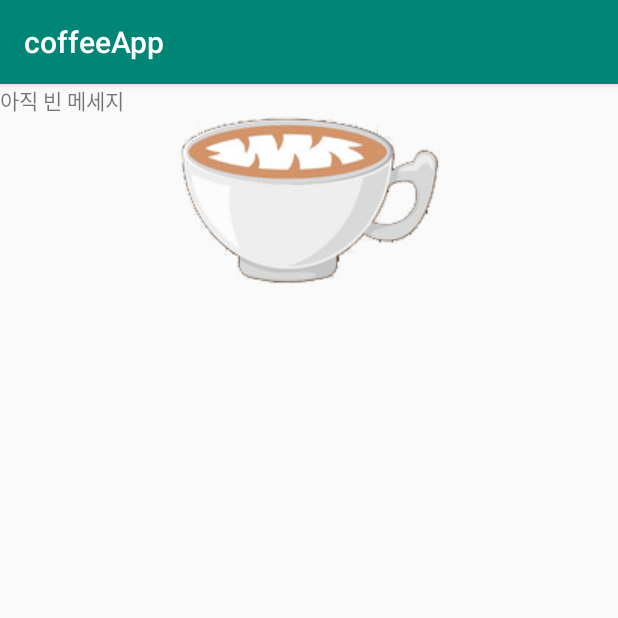
After one commit to yeonyang9421/CoffeeApp, an Android app: the ImageFragment screen opened directly, with no data from a screen before it, on a phone screen of 412 x 824 dp, the top half of it. The commit adds this screen. Run offline under Robolectric (Android 15) with nearby library versions, the phone set to English and light mode, and no system bars.

Commit message:
16일차 ViewPager까지!

```diff
--- a/app/src/main/AndroidManifest.xml
+++ b/app/src/main/AndroidManifest.xml
@@ -44,7 +44,9 @@
         <activity android:name=".activities.LifeCycleActivity" />
         <activity android:name=".activities.ColorFragmentActivity" />
         <activity android:name=".activities.ListViewExamActivity" />
-        <activity android:name=".activities.FragmentExam1Activity"></activity>
+        <activity android:name=".activities.FragmentExam1Activity" />
+        <activity android:name=".activities.ImageFragmentActivity" />
+        <activity android:name=".activities.ViewPagerActivity"></activity>
     </application>
 
 </manifest>
--- a/app/src/main/java/kr/co/woobi/imyeon/coffeeapp/ListViewActivity.java
+++ b/app/src/main/java/kr/co/woobi/imyeon/coffeeapp/ListViewActivity.java
@@ -22,6 +22,7 @@ import kr.co.woobi.imyeon.coffeeapp.activities.BankActivity;
 import kr.co.woobi.imyeon.coffeeapp.activities.CoffeeActivity;
 import kr.co.woobi.imyeon.coffeeapp.activities.ColorFragmentActivity;
 import kr.co.woobi.imyeon.coffeeapp.activities.FragmentExam1Activity;
+import kr.co.woobi.imyeon.coffeeapp.activities.ImageFragmentActivity;
 import kr.co.woobi.imyeon.coffeeapp.activities.ImplicitActivity;
 import kr.co.woobi.imyeon.coffeeapp.activities.IntentExamActivity;
 import kr.co.woobi.imyeon.coffeeapp.activities.LifeCycleActivity;
@@ -29,6 +30,7 @@ import kr.co.woobi.imyeon.coffeeapp.activities.ListViewExamActivity;
 import kr.co.woobi.imyeon.coffeeapp.activities.MemoActivity;
 import kr.co.woobi.imyeon.coffeeapp.activities.SignUpExamActivity;
 import kr.co.woobi.imyeon.coffeeapp.activities.StartActivityResult;
+import kr.co.woobi.imyeon.coffeeapp.activities.ViewPagerActivity;
 import kr.co.woobi.imyeon.coffeeapp.activities.WeatherActivity;
 import kr.co.woobi.imyeon.coffeeapp.activities.WebBrowserActivity;
 import kr.co.woobi.imyeon.coffeeapp.fragments.ColorFragment;
@@ -61,7 +63,8 @@ public class ListViewActivity extends AppCompatActivity {
         addItem("Fragment", "ColorFragment", ColorFragmentActivity.class);
         addItem("리스트뷰로 액티비티 재사용", "액티비티재사용", ListViewExamActivity.class);
         addItem("Fragment연습문제", "버튼으로 재사용되는 프레그먼트 배경색 바꾸기", FragmentExam1Activity.class);
-
+        addItem("프래그먼트 콜백 연습", "CallBack", ImageFragmentActivity.class);
+        addItem("ViewPager", "뷰페이저 - 컬러프래그먼트 재사용해서", ViewPagerActivity.class);
 
         Collections.reverse(mDataList);
 
--- /dev/null
+++ b/app/src/main/java/kr/co/woobi/imyeon/coffeeapp/activities/ImageFragmentActivity.java
@@ -0,0 +1,26 @@
+package kr.co.woobi.imyeon.coffeeapp.activities;
+
+import android.support.v7.app.AppCompatActivity;
+import android.os.Bundle;
+import android.widget.ImageView;
+import android.widget.Toast;
+
+import kr.co.woobi.imyeon.coffeeapp.R;
+import kr.co.woobi.imyeon.coffeeapp.fragments.ImageFragment;
+
+public class ImageFragmentActivity extends AppCompatActivity implements ImageFragment.onImageTouchListener {
+
+    @Override
+    protected void onCreate(Bundle savedInstanceState) {
+        super.onCreate(savedInstanceState);
+        setContentView(R.layout.activity_image_fragment);
+
+        ImageFragment imageFragment=(ImageFragment)getSupportFragmentManager().findFragmentById(R.id.frag_image);
+        imageFragment.setOnImageTouchListener(this);
+    }
+
+    @Override
+    public void onImageTouch(ImageView view, String message) {
+        Toast.makeText(this, message, Toast.LENGTH_SHORT).show();
+    }
+}
--- /dev/null
+++ b/app/src/main/java/kr/co/woobi/imyeon/coffeeapp/fragments/ImageFragment.java
@@ -0,0 +1,46 @@
+package kr.co.woobi.imyeon.coffeeapp.fragments;
+
+import android.os.Bundle;
+import android.support.annotation.NonNull;
+import android.support.annotation.Nullable;
+import android.support.v4.app.Fragment;
+import android.view.LayoutInflater;
+import android.view.View;
+import android.view.ViewGroup;
+import android.widget.ImageView;
+
+import kr.co.woobi.imyeon.coffeeapp.R;
+
+public class ImageFragment extends Fragment {
+
+    private onImageTouchListener mListener;
+    private ImageView mImageView;
+
+    public ImageFragment() {
+    }
+
+    public interface onImageTouchListener {
+        void onImageTouch(ImageView view, String message);
+    }
+
+    public void setOnImageTouchListener(onImageTouchListener listener) {
+        mListener = listener;
+        getView().setOnClickListener(new View.OnClickListener() {
+
+            @Override
+            public void onClick(View v) {
+                if (mListener != null) {
+                    mListener.onImageTouch(mImageView, "임의의 데이터");
+                }
+            }
+        });
+    }
+
+    @Nullable
+    @Override
+    public View onCreateView(@NonNull LayoutInflater inflater, @Nullable ViewGroup container, @Nullable Bundle savedInstanceState) {
+        View view = inflater.inflate(R.layout.fragment_text, container, false);
+        mImageView = (ImageView) view.findViewById(R.id.image_view);
+        return view;
+    }
+}
--- /dev/null
+++ b/app/src/main/res/layout/activity_image_fragment.xml
@@ -0,0 +1,22 @@
+<?xml version="1.0" encoding="utf-8"?>
+<LinearLayout xmlns:android="http://schemas.android.com/apk/res/android"
+    xmlns:app="http://schemas.android.com/apk/res-auto"
+    xmlns:tools="http://schemas.android.com/tools"
+    android:layout_width="match_parent"
+    android:layout_height="match_parent"
+    tools:context=".activities.ImageFragmentActivity"
+    android:orientation="vertical">
+
+    <TextView
+        android:text="아직 빈 메세지"
+        android:id="@+id/text_message"
+        android:layout_width="wrap_content"
+        android:layout_height="wrap_content" />
+
+    <fragment
+        android:id="@+id/frag_image"
+        android:name="kr.co.woobi.imyeon.coffeeapp.fragments.ImageFragment"
+        android:layout_width="match_parent"
+        android:layout_height="wrap_content"/>
+
+</LinearLayout>
--- /dev/null
+++ b/app/src/main/res/layout/fragment_text.xml
@@ -0,0 +1,15 @@
+<?xml version="1.0" encoding="utf-8"?>
+<LinearLayout xmlns:android="http://schemas.android.com/apk/res/android"
+    android:layout_width="match_parent"
+    android:layout_height="match_parent"
+    android:orientation="vertical">
+
+    <ImageView
+        android:id="@+id/image_view"
+        android:layout_width="match_parent"
+        android:layout_height="wrap_content"
+        android:src="@drawable/capuccino"/>
+
+
+
+</LinearLayout>
```
Also changed, not shown: app/src/main/java/kr/co/woobi/imyeon/coffeeapp/activities/ViewPagerActivity.java (added, +58 -0 lines), app/src/main/java/kr/co/woobi/imyeon/coffeeapp/fragments/ColorFragment.java (+13 -0 lines), app/src/main/res/layout/activity_view_pager.xml (added, +14 -0 lines).
